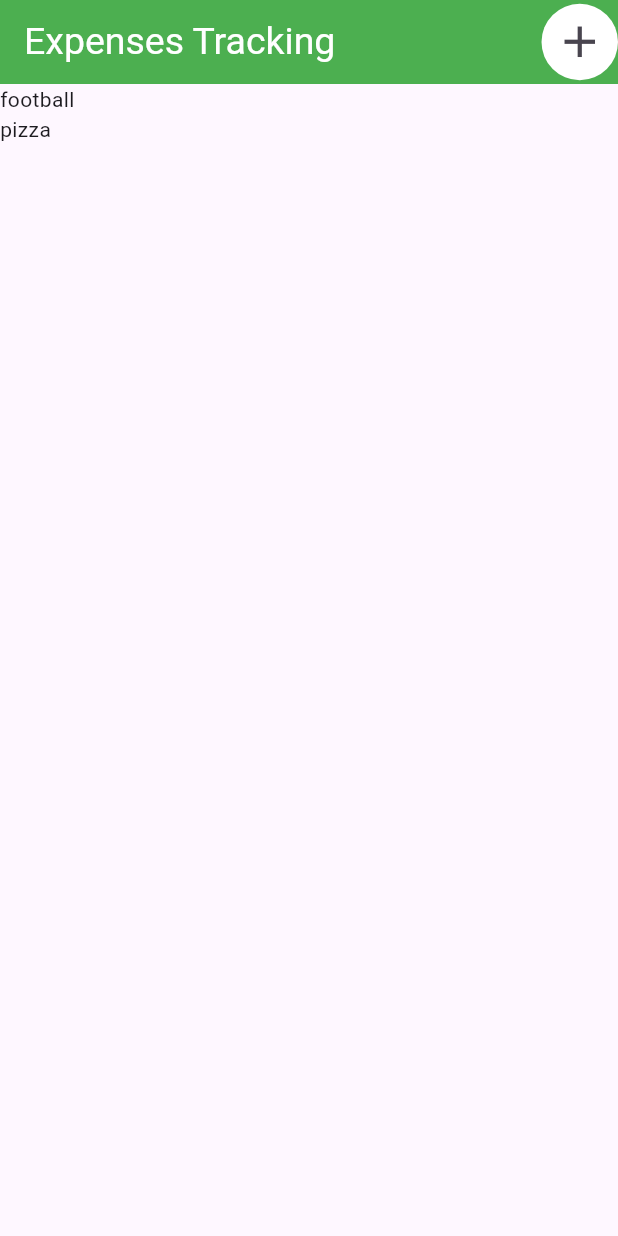
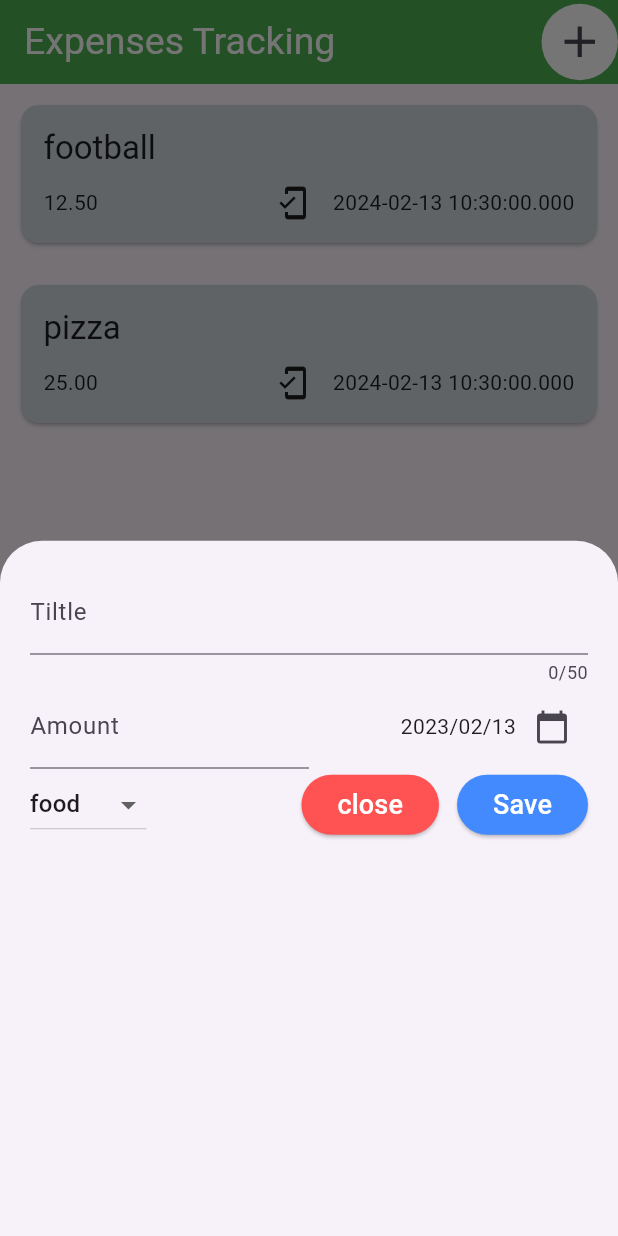
Before and after one commit to Dannansilva/expenses_tracking, a Flutter app: the screen it shows after launch, after a tap on the "add" icon, on a phone screen of 412 x 824 dp. Run offline on Flutter 3.47's test engine with Material 3 defaults, Android fonts, the phone set to English and light mode, and no system bars; missing offline and left inert: dart:ffi.

Commit message:
new expense

```diff
--- a/expenses_tracking/lib/pages/Expenses.dart
+++ b/expenses_tracking/lib/pages/Expenses.dart
@@ -1,6 +1,10 @@
 // ignore_for_file: prefer_const_constructors
 
+import 'dart:ffi';
+
 import 'package:expenses_tracking/pages/models/expenxe.dart';
+import 'package:expenses_tracking/widgets/add_new_expences.dart';
+import 'package:expenses_tracking/widgets/expensce_list.dart';
 import 'package:flutter/material.dart';
 
 class Expenses extends StatefulWidget {
@@ -18,13 +22,24 @@ class _ExpensesState extends State<Expenses> {
         title: "football",
         amount: 12.5,
         date: DateTime.now(),
-        category: Category.leasure),
+        category: Categorys.leasure),
     Expensemodel(
         title: "pizza",
         amount: 25,
         date: DateTime.now(),
-        category: Category.Food)
+        category: Categorys.food)
   ];
+
+  //function to open a modal
+  void _openAddExpencesOverlay() {
+    showModalBottomSheet(
+      context: context,
+      builder: (context) {
+        return AddNewExpence();
+      },
+    );
+  }
+
   Widget build(BuildContext context) {
     return Scaffold(
       appBar: AppBar(
@@ -41,7 +56,7 @@ class _ExpensesState extends State<Expenses> {
               borderRadius: BorderRadius.circular(50),
             ),
             child: IconButton(
-              onPressed: () {},
+              onPressed: _openAddExpencesOverlay,
               icon: Icon(Icons.add),
               iconSize: 35,
             ),
@@ -50,14 +65,7 @@ class _ExpensesState extends State<Expenses> {
       ),
       body: Column(
         children: [
-          Expanded(
-            child: ListView.builder(
-              itemCount: _expensesList.length,
-              itemBuilder: (context, index) {
-                return Text(_expensesList[index].title);
-              },
-            ),
-          ),
+          ExpenceList(expensesList: _expensesList),
         ],
       ),
     );
--- a/expenses_tracking/lib/pages/models/expenxe.dart
+++ b/expenses_tracking/lib/pages/models/expenxe.dart
@@ -1,11 +1,10 @@
-import 'package:flutter/foundation.dart';
 import 'package:uuid/uuid.dart';
 
 final uuid = const Uuid().v4();
 
-enum Category {
-  Food,
-  Travel,
+enum Categorys {
+  food,
+  travel,
   leasure,
   work,
 }
@@ -22,5 +21,5 @@ class Expensemodel {
   final String title;
   final double amount;
   final DateTime date;
-  final Category category;
+  final Categorys category;
 }
--- /dev/null
+++ b/expenses_tracking/lib/widgets/add_new_expences.dart
@@ -0,0 +1,122 @@
+// ignore_for_file: prefer_const_constructors, prefer_const_literals_to_create_immutables, sort_child_properties_last
+
+import 'package:expenses_tracking/pages/models/expenxe.dart';
+
+import 'package:flutter/material.dart';
+
+class AddNewExpence extends StatefulWidget {
+  const AddNewExpence({super.key});
+
+  @override
+  State<AddNewExpence> createState() => _AddNewExpenceState();
+}
+
+class _AddNewExpenceState extends State<AddNewExpence> {
+  final _titleController = TextEditingController();
+  final _amountController = TextEditingController();
+  Categorys _selectedCategory = Categorys.food;
+  @override
+  void dispose() {
+    super.dispose();
+    _titleController.dispose();
+    _amountController.dispose();
+  }
+
+  @override
+  Widget build(BuildContext context) {
+    return Padding(
+      padding: const EdgeInsets.all(20.0),
+      child: Column(
+        children: [
+          //text field for the title
+          TextField(
+            controller: _titleController,
+            decoration: InputDecoration(
+              hintText: "add new expence",
+              label: Text("Tiltle"),
+            ),
+            keyboardType: TextInputType.text,
+            maxLength: 50,
+          ),
+          Row(
+            children: [
+              //amount
+              Expanded(
+                child: TextField(
+                  controller: _amountController,
+                  decoration: InputDecoration(
+                    hintText: "Amount",
+                    label: Text("Amount"),
+                  ),
+                  keyboardType: TextInputType.number,
+                ),
+              ),
+
+              //date picker
+              Expanded(
+                child: Row(
+                  mainAxisAlignment: MainAxisAlignment.end,
+                  children: [
+                    Text("2023/02/13"),
+                    IconButton(
+                      onPressed: () {},
+                      icon: Icon(Icons.calendar_today),
+                    ),
+                  ],
+                ),
+              ),
+            ],
+          ),
+          Row(
+            children: [
+              DropdownButton(
+                value: _selectedCategory,
+                items: Categorys.values
+                    .map((Category) => DropdownMenuItem(
+                        value: Category, child: Text(Category.name)))
+                    .toList(),
+                onChanged: (value) {
+                  setState(() {
+                    _selectedCategory = value!;
+                  });
+                },
+              ),
+              Expanded(
+                child: Row(
+                  mainAxisAlignment: MainAxisAlignment.end,
+                  children: [
+                    //close the button
+                    ElevatedButton(
+                      onPressed: () {},
+                      child: Text(
+                        "close",
+                        style: TextStyle(color: Colors.white, fontSize: 18),
+                      ),
+                      style: ButtonStyle(
+                          backgroundColor:
+                              MaterialStatePropertyAll(Colors.redAccent)),
+                    ),
+                    SizedBox(
+                      width: 12,
+                    ),
+                    //save the data and close the modal
+                    ElevatedButton(
+                      onPressed: () {},
+                      child: Text(
+                        "Save",
+                        style: TextStyle(color: Colors.white, fontSize: 18),
+                      ),
+                      style: ButtonStyle(
+                          backgroundColor:
+                              MaterialStatePropertyAll(Colors.blueAccent)),
+                    )
+                  ],
+                ),
+              )
+            ],
+          )
+        ],
+      ),
+    );
+  }
+}
--- /dev/null
+++ b/expenses_tracking/lib/widgets/expensce_list.dart
@@ -0,0 +1,25 @@
+import 'package:expenses_tracking/pages/models/expenxe.dart';
+import 'package:expenses_tracking/widgets/expense_tile.dart';
+import 'package:flutter/material.dart';
+
+class ExpenceList extends StatelessWidget {
+  const ExpenceList({super.key, required this.expensesList});
+
+  final List<Expensemodel> expensesList;
+  @override
+  Widget build(BuildContext context) {
+    return Expanded(
+      child: ListView.builder(
+        itemCount: expensesList.length,
+        itemBuilder: (context, index) {
+          return Padding(
+            padding: const EdgeInsets.all(10.0),
+            child: ExpenseTile(
+              expence: expensesList[index],
+            ),
+          );
+        },
+      ),
+    );
+  }
+}
--- /dev/null
+++ b/expenses_tracking/lib/widgets/expense_tile.dart
@@ -0,0 +1,47 @@
+import 'package:expenses_tracking/pages/models/expenxe.dart';
+import 'package:flutter/material.dart';
+
+class ExpenseTile extends StatelessWidget {
+  const ExpenseTile({super.key, required this.expence});
+
+  final Expensemodel expence;
+
+  @override
+  Widget build(BuildContext context) {
+    return Card(
+      color: Colors.blueGrey[100],
+      child: Padding(
+        padding: const EdgeInsets.all(15.0),
+        child: Column(
+          crossAxisAlignment: CrossAxisAlignment.start,
+          children: [
+            Text(
+              expence.title,
+              style: Theme.of(context).textTheme.titleLarge,
+            ),
+            const SizedBox(
+              height: 10,
+            ),
+            Row(
+              children: [
+                Text(
+                  expence.amount.toStringAsFixed(2),
+                ),
+                const Spacer(),
+                Row(
+                  children: [
+                    const Icon(Icons.mobile_friendly),
+                    const SizedBox(
+                      width: 15,
+                    ),
+                    Text(expence.date.toString())
+                  ],
+                )
+              ],
+            )
+          ],
+        ),
+      ),
+    );
+  }
+}
```
